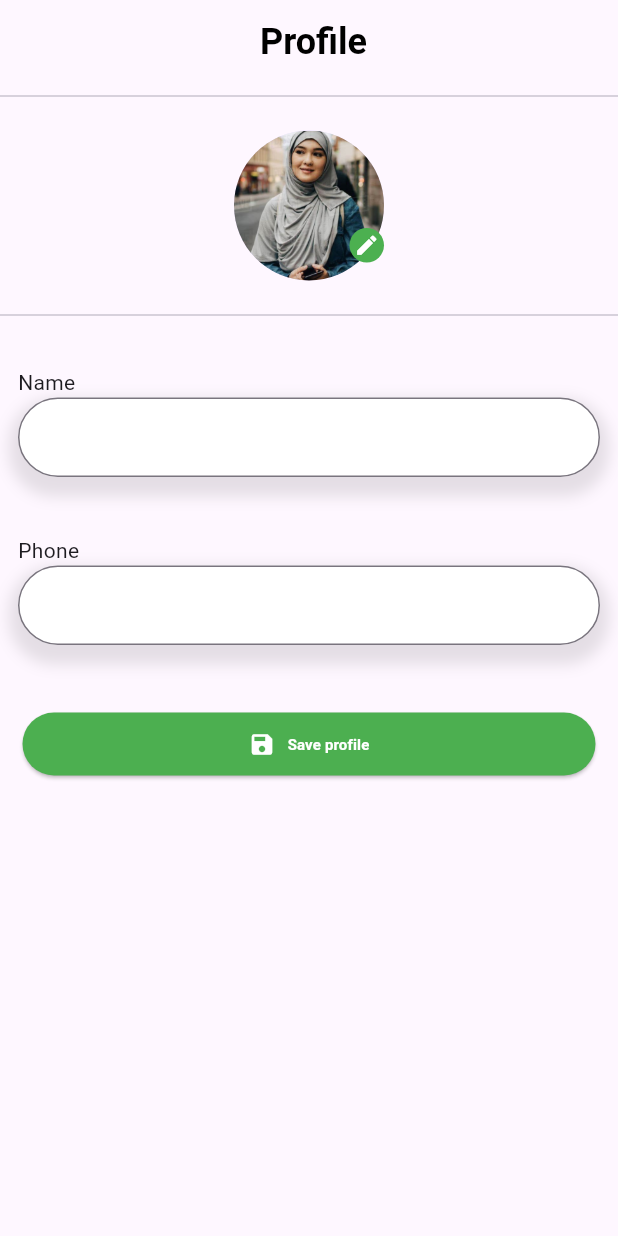
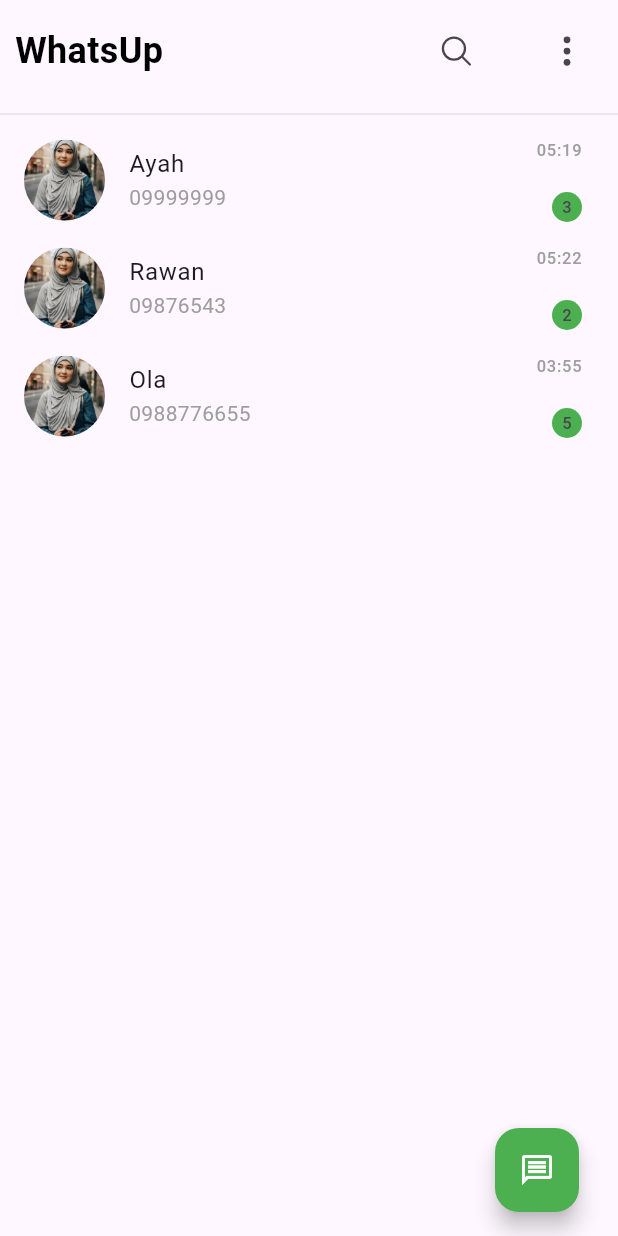
Before and after one commit to AyahAlnoury/chat_app, a Flutter app: the screen it shows after launch, on a phone screen of 412 x 824 dp. Run offline on Flutter 3.47's test engine with Material 3 defaults, Android fonts, the phone set to English and light mode, and no system bars; our stand-ins replace fluttertoast, iconsax, ionicons.

Commit message:
update Chat view

```diff
--- /dev/null
+++ b/lib/features/chat/data/model/chat_details.dart
@@ -0,0 +1,13 @@
+class ChatDetails {
+  String name;
+  String phone;
+  String time;
+  int numberMessage;
+  String image;
+  ChatDetails(
+      {required this.time,
+      required this.name,
+      required this.phone,
+      required this.image,
+      required this.numberMessage});
+}
--- /dev/null
+++ b/lib/features/chat/presentation/view/chat_view.dart
@@ -0,0 +1,17 @@
+import 'package:chat_app/features/chat/presentation/view/widgets/chat_body.dart';
+import 'package:chat_app/features/chat/presentation/view/widgets/floating_button.dart';
+import 'package:flutter/material.dart';
+
+class ChatView extends StatelessWidget {
+  const ChatView({super.key});
+
+  @override
+  Widget build(BuildContext context) {
+    return const SafeArea(
+      child: Scaffold(
+        floatingActionButton: FloatingButton(),
+        body: ChatBody(),
+      ),
+    );
+  }
+}
--- /dev/null
+++ b/lib/features/chat/presentation/view/widgets/chat_appbar.dart
@@ -0,0 +1,38 @@
+import 'package:chat_app/core/themes/stayles.dart';
+import 'package:flutter/material.dart';
+import 'package:ionicons/ionicons.dart';
+
+class ChatAppBar extends StatelessWidget {
+  const ChatAppBar({
+    super.key,
+  });
+
+  @override
+  Widget build(BuildContext context) {
+    return Padding(
+      padding: const EdgeInsets.all(10.0),
+      child: Row(
+        mainAxisAlignment: MainAxisAlignment.spaceBetween,
+        children: [
+          Text(
+            "WhatsUp",
+            style: Styles.textStyle24,
+          ),
+          SizedBox(
+            width: 120,
+          ),
+          IconButton(
+            onPressed: () {},
+            iconSize: 24,
+            icon: const Icon(Ionicons.search_outline),
+          ),
+          IconButton(
+            onPressed: () {},
+            iconSize: 24,
+            icon: const Icon(Ionicons.ellipsis_vertical),
+          ),
+        ],
+      ),
+    );
+  }
+}
--- /dev/null
+++ b/lib/features/chat/presentation/view/widgets/chat_body.dart
@@ -0,0 +1,21 @@
+import 'package:chat_app/features/chat/presentation/view/widgets/chat_appbar.dart';
+import 'package:chat_app/features/chat/presentation/view/widgets/chat_list.dart';
+import 'package:flutter/material.dart';
+
+class ChatBody extends StatelessWidget {
+  const ChatBody({super.key});
+
+  @override
+  Widget build(BuildContext context) {
+    return Column(
+      children: [
+        const ChatAppBar(),
+        const Divider(
+          color: Colors.black,
+          thickness: 0.1,
+        ),
+        ChatList()
+      ],
+    );
+  }
+}
--- /dev/null
+++ b/lib/features/chat/presentation/view/widgets/chat_list.dart
@@ -0,0 +1,85 @@
+import 'package:chat_app/core/constants/assets_images_constants.dart';
+import 'package:chat_app/core/themes/colors.dart';
+import 'package:chat_app/features/chat/data/model/chat_details.dart';
+import 'package:flutter/material.dart';
+
+// ignore: must_be_immutable
+class ChatList extends StatelessWidget {
+  ChatList({super.key});
+
+  List<ChatDetails> chatDetails = [
+    ChatDetails(
+        name: "Ayah",
+        phone: "09999999",
+        image: AssetsImages.profile,
+        numberMessage: 3,
+        time: Duration(seconds: 105559).dayHourMinuteSecondFormatted()),
+    ChatDetails(
+        name: "Rawan",
+        phone: "09876543",
+        image: AssetsImages.profile,
+        numberMessage: 2,
+        time: const Duration(seconds: 105779).dayHourMinuteSecondFormatted()),
+    ChatDetails(
+        name: "Ola",
+        phone: "0988776655",
+        image: AssetsImages.profile,
+        numberMessage: 5,
+        time: const Duration(seconds: 100559).dayHourMinuteSecondFormatted())
+  ];
+  @override
+  Widget build(BuildContext context) {
+    return Expanded(
+      child: ListView.builder(
+          itemCount: 3,
+          itemBuilder: (context, index) {
+            return Expanded(
+              child: ListTile(
+                leading: CircleAvatar(
+                  backgroundImage: AssetImage(chatDetails[index].image),
+                  radius: 27,
+                ),
+                title: Text(chatDetails[index].name),
+                subtitle: Text(
+                  chatDetails[index].phone,
+                  style: TextStyle(color: Colors.grey),
+                ),
+                trailing: Column(
+                  mainAxisAlignment: MainAxisAlignment.spaceBetween,
+                  crossAxisAlignment: CrossAxisAlignment.end,
+                  children: [
+                    Text(
+                      chatDetails[index].time,
+                      style: TextStyle(color: Colors.grey),
+                    ),
+                    Container(
+                      width: 20,
+                      height: 20,
+                      decoration: BoxDecoration(
+                        color: ColorApp.PrimaryColor,
+                        borderRadius: BorderRadius.circular(50),
+                      ),
+                      child: Center(
+                          child: Text(
+                              chatDetails[index].numberMessage.toString())),
+                    ),
+                  ],
+                ),
+              ),
+            );
+          }),
+    );
+  }
+}
+
+extension on Duration {
+  String dayHourMinuteSecondFormatted() {
+    toString();
+    return [
+      this.inHours.remainder(24),
+      this.inMinutes.remainder(60),
+    ].map((seg) {
+      return seg.toString().padLeft(2, '0');
+    }).join(':');
+  }
+}
--- /dev/null
+++ b/lib/features/chat/presentation/view/widgets/floating_button.dart
@@ -0,0 +1,21 @@
+import 'package:chat_app/core/themes/colors.dart';
+import 'package:flutter/material.dart';
+import 'package:iconsax/iconsax.dart';
+
+class FloatingButton extends StatelessWidget {
+  const FloatingButton({super.key});
+
+  @override
+  Widget build(BuildContext context) {
+    return Padding(
+        padding: const EdgeInsets.symmetric(horizontal: 10),
+        child: FloatingActionButton(
+          onPressed: () {},
+          backgroundColor: ColorApp.PrimaryColor,
+          child: const Icon(
+            Icons.message_outlined,
+            color: Colors.white,
+          ),
+        ));
+  }
+}
--- a/lib/main.dart
+++ b/lib/main.dart
@@ -1,3 +1,4 @@
+import 'package:chat_app/features/chat/presentation/view/chat_view.dart';
 import 'package:chat_app/features/profile/presentation/view/profile_view.dart';
 import 'package:chat_app/features/splash/presentation/view/splash_view.dart';
 import 'package:flutter/material.dart';
@@ -11,10 +12,11 @@ class MyApp extends StatelessWidget {
 
   @override
   Widget build(BuildContext context) {
-    return MaterialApp(
+    return const MaterialApp(
         debugShowCheckedModeBanner: false,
         title: 'Flutter Demo',
-        home: ProfileView());
+        home: ChatView());
+    // ProfileView());
     // SplashPage());
   }
 }
--- a/pubspec.yaml
+++ b/pubspec.yaml
@@ -36,6 +36,8 @@ dependencies:
   # Use with the CupertinoIcons class for iOS style icons.
   cupertino_icons: ^1.0.2
   fluttertoast: ^8.2.5
+  ionicons: ^0.2.2
+  iconsax: ^0.0.8
 
 dev_dependencies:
   flutter_test:
```
Also changed, not shown: pubspec.lock.
